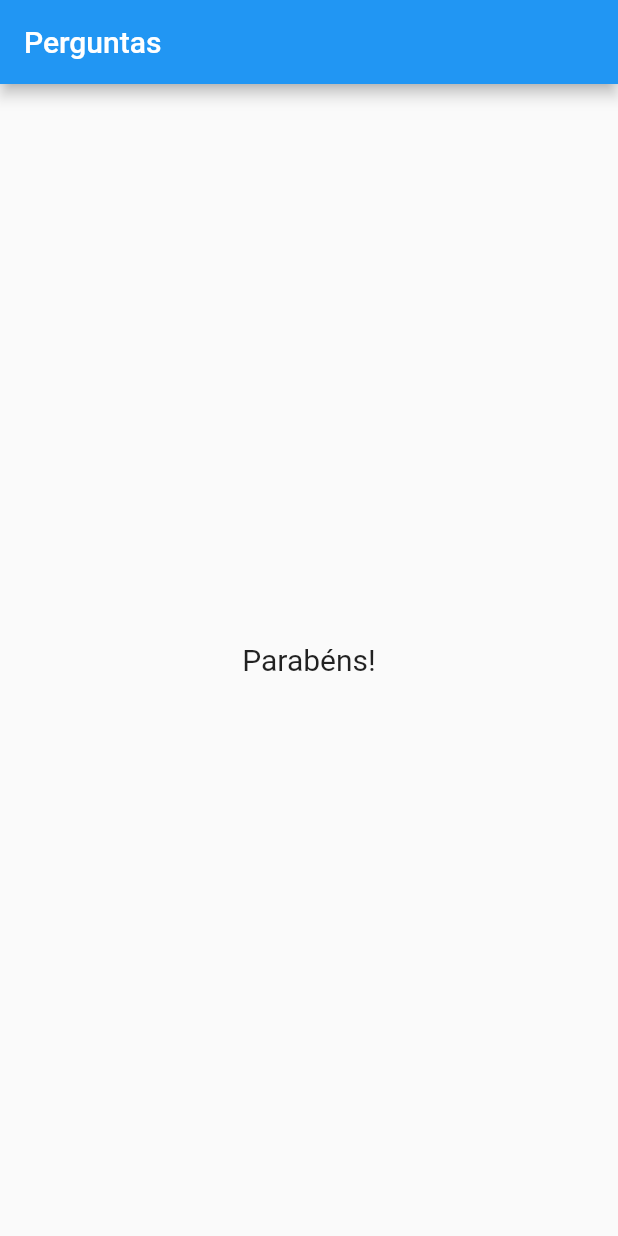
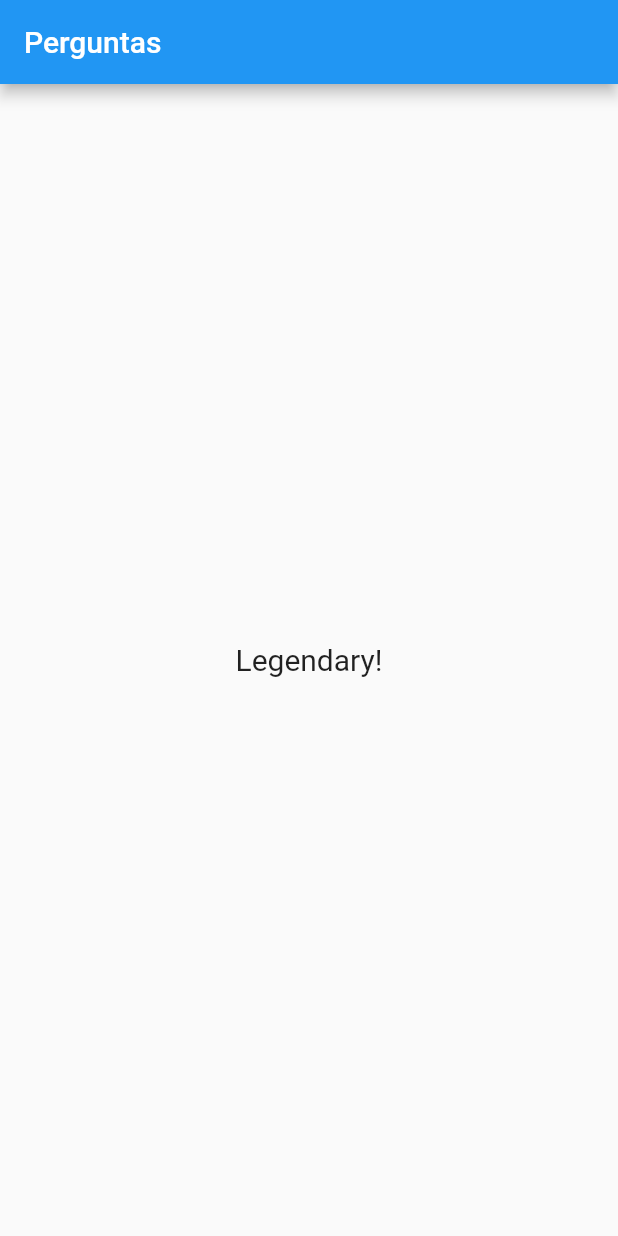
Before and after one commit to diegowinter/curso-flutter, a Flutter app: the screen it shows after launch, after a tap on "Preto", after a tap on "Cobra", after a tap on "Leo", on a phone screen of 412 x 824 dp. Run offline on Flutter 3.47's test engine with Material 2 defaults, Android fonts, the phone set to English and light mode, and no system bars.

Commit message:
project(perguntas): adicionando pontuação

```diff
--- a/projeto_perguntas/lib/main.dart
+++ b/projeto_perguntas/lib/main.dart
@@ -13,25 +13,42 @@ main() => runApp(new PerguntaApp());
 
 class _PerguntaAppState extends State<PerguntaApp> {
   var _perguntaSelecionada = 0;
+  var _pontuacaoTotal = 0;
   final _perguntas = const [
     {
       'texto': 'Qual é a sua cor favorita?',
-        'respostas': ['Preto', 'Vermelho', 'Verde', 'Branco']
+      'respostas': [
+        {'texto': 'Preto', 'pontuacao': 10},
+        {'texto': 'Vermelho', 'pontuacao': 8},
+        {'texto': 'Verde', 'pontuacao': 5},
+        {'texto': 'Branco', 'pontuacao': 6}
+      ]
     },
     {
       'texto': 'Qual é o seu animal favorito?',
-        'respostas': ['Coelho', 'Cobra', 'Elefante', 'Leão']
+      'respostas': [
+        {'texto': 'Coelho', 'pontuacao': 1},
+        {'texto': 'Cobra', 'pontuacao': 0},
+        {'texto': 'Elefante', 'pontuacao': 4},
+        {'texto': 'Leão', 'pontuacao': 8}
+      ]
     },
     {
       'texto': 'Qual é o seu instrutor favorito?',
-        'respostas': ['Maria', 'João', 'Leo', 'Pedro']
+      'respostas': [
+        {'texto': 'Maria', 'pontuacao': 3},
+        {'texto': 'João', 'pontuacao': 4},
+        {'texto': 'Leo', 'pontuacao': 10},
+        {'texto': 'Pedro', 'pontuacao': 10}
+      ]
     }
   ];
 
-  void _responder() {
+  void _responder(int pontuacao) {
     if (temPerguntaSelecionada) {
       setState(() {
         _perguntaSelecionada++;
+        _pontuacaoTotal += pontuacao;
       });
     }
   }
@@ -59,7 +76,7 @@ class _PerguntaAppState extends State<PerguntaApp> {
               perguntaSelecionada: _perguntaSelecionada,
               responder: _responder
             )
-          : Resultado(),
+          : Resultado(_pontuacaoTotal),
       ),
     );
   }
--- a/projeto_perguntas/lib/questionario.dart
+++ b/projeto_perguntas/lib/questionario.dart
@@ -5,7 +5,7 @@ import './resposta.dart';
 class Questionario extends StatelessWidget {
   final List<Map<String, Object>> perguntas;
   final int perguntaSelecionada;
-  final void Function() responder;
+  final void Function(int) responder;
 
   Questionario(
       {@required this.perguntas,
@@ -18,14 +18,16 @@ class Questionario extends StatelessWidget {
 
   @override
   Widget build(BuildContext context) {
-    List<String> respostas = temPerguntaSelecionada
+    List<Map<String, Object>> respostas = temPerguntaSelecionada
         ? perguntas[perguntaSelecionada]['respostas']
         : null;
 
-    return Column(
-      children: [
-        Questao(perguntas[perguntaSelecionada]['texto']),
-        ...respostas.map((t) => Resposta(t, responder)).toList()
+    return Column(children: [
+      Questao(perguntas[perguntaSelecionada]['texto']),
+      ...respostas
+          .map((resp) =>
+              Resposta(resp['texto'], () => responder(resp['pontuacao'])))
+          .toList()
     ]);
   }
 }
--- a/projeto_perguntas/lib/resultado.dart
+++ b/projeto_perguntas/lib/resultado.dart
@@ -1,11 +1,27 @@
 import 'package:flutter/material.dart';
+import 'package:flutter/rendering.dart';
 
 class Resultado extends StatelessWidget {
+  final int pontuacao;
+  Resultado(this.pontuacao);
+
+  String get fraseResultado {
+    if (pontuacao < 8) {
+      return 'Parabéns!';
+    } else if (pontuacao < 12) {
+      return 'Você é bom!';
+    } else if (pontuacao < 16) {
+      return 'Impressionante!';
+    } else {
+      return 'Legendary!';
+    }
+  }
+
   @override
   Widget build(BuildContext context) {
     return Center(
       child: Text(
-        'Parabéns!',
+        fraseResultado,
         style: TextStyle(fontSize: 20),
       )
     );
```
Lines whose indentation alone changed are shown as unchanged.
